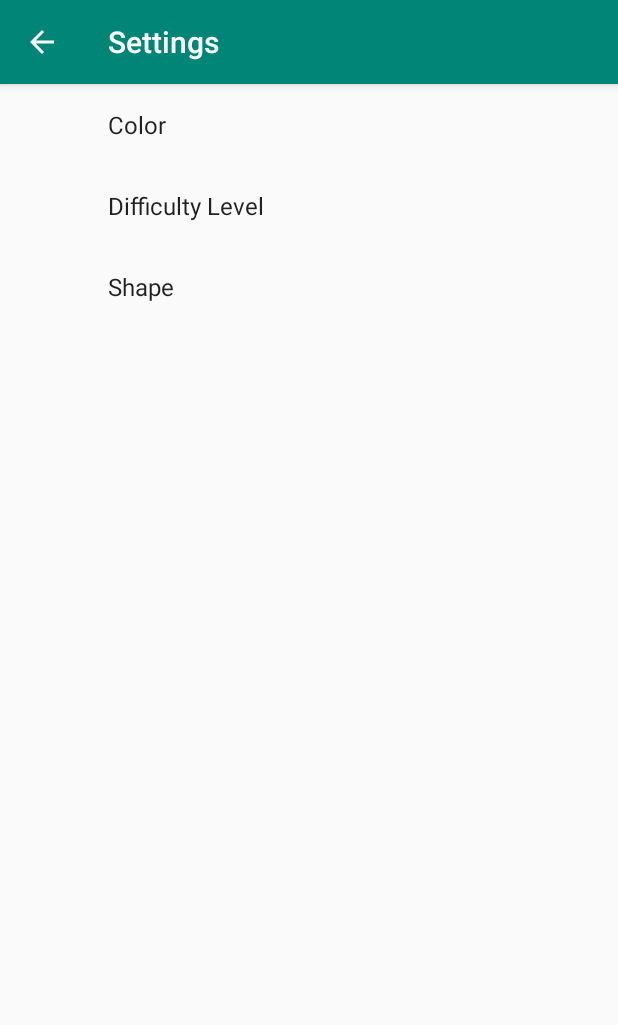
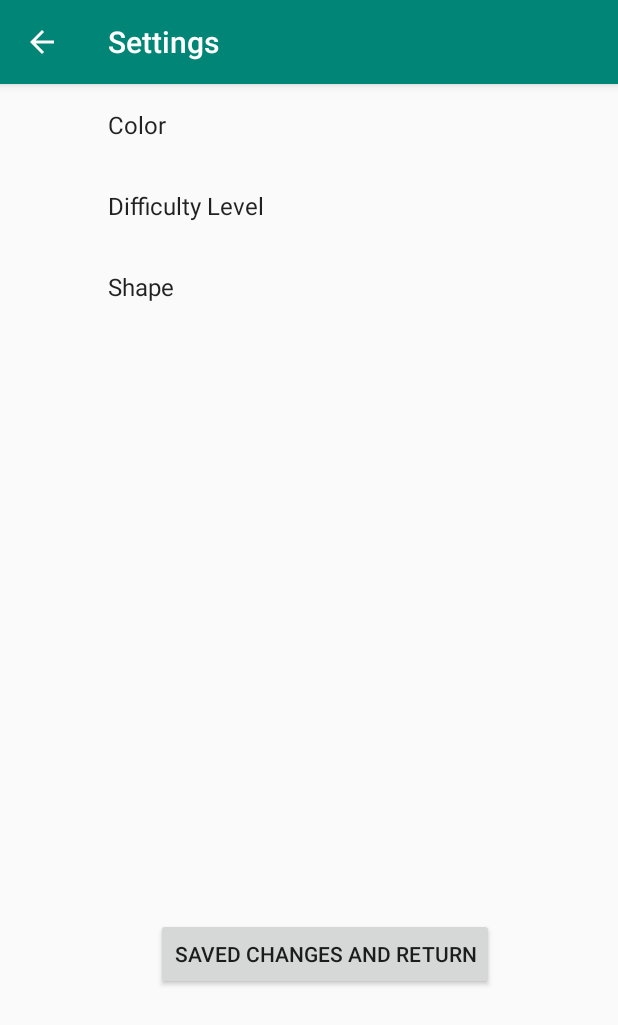
Before and after one commit to 321iakez/AdventureOfPost, an Android app: the ShapeClickerActivity screen opened directly, with no data from a screen before it, after a tap on an icon or button, on a phone screen of 412 x 824 dp. Shown: the top 1025 px of the screen. Run offline under Robolectric (Android 15) with nearby library versions, the phone set to English and light mode, and no system bars; our stand-ins replace androidx.preference.

Commit message:
SC game mostly complete, have the ground work done

```diff
--- a/phase1/AdventureOfPost/app/src/main/java/com/group0562/adventureofpost/shapeClicker/Circle.java
+++ b/phase1/AdventureOfPost/app/src/main/java/com/group0562/adventureofpost/shapeClicker/Circle.java
@@ -7,26 +7,28 @@ import static java.lang.Math.*;
 
 public class Circle extends Shape{
     private Paint paint;
+    final String message = "Circle";
 
-    public Circle(double x, double y, double r, Paint p){
-        super(x, y, r);
+
+    Circle(double x, double y, Paint p){
+        super(x, y);
         this.paint = p;
     }
 
     @Override
     public void draw(Canvas canvas) {
-        canvas.drawCircle((float)this.coordinate_x, (float) this.coordinate_y, (float)this.radius, this.paint);
+        canvas.drawCircle((float)this.coordinate_x, (float) this.coordinate_y, (float)Shape.radius, this.paint);
     }
 
     @Override
     public void setLocation() {
-        this.coordinate_x = random() * (ShapeClicker.bound[1] - 2 * this.radius) + this.radius;
-        this.coordinate_y = random() * (ShapeClicker.bound[3] - 2 * this.radius) + this.radius;
+        this.coordinate_x = random() * (ShapeClicker.bound[1] - 2 * Shape.radius) + Shape.radius;
+        this.coordinate_y = random() * (ShapeClicker.bound[3] - 2 * Shape.radius) + Shape.radius;
     }
 
     @Override
     boolean checkWithin(double cursor_x, double cursor_y) {
-        return (sqrt(pow(this.coordinate_x - cursor_x, 2) + pow(this.coordinate_y - cursor_y, 2)) <= this.radius);
+        return (sqrt(pow(this.coordinate_x - cursor_x, 2) + pow(this.coordinate_y - cursor_y, 2)) <= Shape.radius);
     }
 
 
--- a/phase1/AdventureOfPost/app/src/main/java/com/group0562/adventureofpost/shapeClicker/Shape.java
+++ b/phase1/AdventureOfPost/app/src/main/java/com/group0562/adventureofpost/shapeClicker/Shape.java
@@ -4,22 +4,21 @@ import android.graphics.Paint;
 import android.graphics.Canvas;
 
 public abstract class Shape {
-    protected double coordinate_x;
-    protected double coordinate_y;
-    protected static double radius;
+    double coordinate_x;
+    double coordinate_y;
+    static double radius;
     private Paint paint;
 
-    public Shape(double x, double y, double r){
+    Shape(double x, double y){
         this.coordinate_x = x;
         this.coordinate_y = y;
-        this.radius = r;
     }
 
-    public double getCoordinate_x() {
+    double getCoordinate_x() {
         return coordinate_x;
     }
 
-    public double getCoordinate_y() {
+    double getCoordinate_y() {
         return coordinate_y;
     }
 
@@ -39,7 +38,12 @@ public abstract class Shape {
         this.paint = paint;
     }
 
-    public static void setRadius(double r) {Shape.radius = r;}
+    public static double getRadius(){return Shape.radius;}
+
+    public static void setRadius(String level) {
+        if (level.equals("Hard")){Shape.radius = 15;}
+        else {Shape.radius = 40;}
+    }
 
     public abstract void draw(Canvas canvas);
 
--- a/phase1/AdventureOfPost/app/src/main/java/com/group0562/adventureofpost/shapeClicker/ShapeClicker.java
+++ b/phase1/AdventureOfPost/app/src/main/java/com/group0562/adventureofpost/shapeClicker/ShapeClicker.java
@@ -13,19 +13,20 @@ public class ShapeClicker extends Puzzles {
     private Paint paint;
     private static String shape;
     private boolean within = false;
+    private static boolean changed;
 
-    public ShapeClicker(long time, float radius, Paint p) {
+    ShapeClicker(long time, Paint p) {
         super(new ShapeClickerStats(time));
         this.paint = p;
-        s_object = new Circle(50, 50, radius, this.paint);
+        s_object = new Circle(50, 50, this.paint);
         s_object.setLocation();
     }
 
-    public static void setBound(double[] bound) {
+    static void setBound(double[] bound) {
         ShapeClicker.bound = bound;
     }
 
-    // call this before update in front end
+
     void checkWithinBall(double cursor_x, double cursor_y) {
         this.within = s_object.checkWithin(cursor_x, cursor_y);
         if(this.within){
@@ -35,10 +36,29 @@ public class ShapeClicker extends Puzzles {
     }
 
     void draw(Canvas canvas){
+        checkChangedObject();
         s_object.draw(canvas);
     }
 
-    public static void setShape(String type_of_shape){ShapeClicker.shape = type_of_shape;}
+    public static void setShape(String type_of_shape){
+        ShapeClicker.shape = type_of_shape;
+        ShapeClicker.changed = true;
+    }
+
+    private void checkChangedObject(){
+        if (ShapeClicker.changed){
+            if (ShapeClicker.shape.equals("Circle")){
+                s_object = new Circle(s_object.getCoordinate_x(), s_object.getCoordinate_y(), this.paint);
+            }
+            else if (ShapeClicker.shape.equals("Square")){
+                s_object = new Square(s_object.getCoordinate_x(), s_object.getCoordinate_y(), this.paint);
+            }
+            else{
+                s_object = new Triangle(s_object.getCoordinate_x(), s_object.getCoordinate_y(), this.paint);
+            }
+        }
+        ShapeClicker.changed = false;
+    }
 
     @Override
     public void update() {
--- a/phase1/AdventureOfPost/app/src/main/java/com/group0562/adventureofpost/shapeClicker/ShapeClickerGameView.java
+++ b/phase1/AdventureOfPost/app/src/main/java/com/group0562/adventureofpost/shapeClicker/ShapeClickerGameView.java
@@ -22,12 +22,17 @@ public class ShapeClickerGameView extends View {
         ShapeClickerGameView.paint.setStrokeWidth(ShapeClickerGameView.Stroke_Thickness);
         double[] bounds = {0,800,0,1500};
         ShapeClicker.setBound(bounds);
-        clicker = new ShapeClicker(60, 40, ShapeClickerGameView.paint);
-    }
-    public static void setColor(String color){
-        ShapeClickerGameView.paint.setColor(Color.YELLOW);
+        clicker = new ShapeClicker(60, ShapeClickerGameView.paint);
+        Shape.setRadius("Easy");
     }
 
+    public static void setColor(String color){
+        if(color.equals("Black")) {ShapeClickerGameView.paint.setColor(Color.BLACK);}
+        else if(color.equals("White")) {ShapeClickerGameView.paint.setColor(Color.WHITE);}
+        else if(color.equals("Blue")) {ShapeClickerGameView.paint.setColor(Color.BLUE);}
+        else if(color.equals("Yellow")) {ShapeClickerGameView.paint.setColor(Color.YELLOW);}
+        else {ShapeClickerGameView.paint.setColor(Color.GREEN);}
+    }
 
     @Override
     protected void onDraw(Canvas canvas) {
--- a/phase1/AdventureOfPost/app/src/main/java/com/group0562/adventureofpost/shapeClicker/views/SCSettingActivity.java
+++ b/phase1/AdventureOfPost/app/src/main/java/com/group0562/adventureofpost/shapeClicker/views/SCSettingActivity.java
@@ -1,15 +1,14 @@
 package com.group0562.adventureofpost.shapeClicker.views;
 
+import android.content.Intent;
 import android.content.SharedPreferences;
-import android.content.res.Resources;
-import android.graphics.Color;
 import android.os.Bundle;
 import android.preference.PreferenceManager;
-import android.widget.RelativeLayout;
+import android.view.View;
+import android.widget.Button;
 
 import androidx.appcompat.app.ActionBar;
 import androidx.appcompat.app.AppCompatActivity;
-import androidx.preference.ListPreference;
 import androidx.preference.PreferenceFragmentCompat;
 
 import com.group0562.adventureofpost.R;
@@ -20,6 +19,7 @@ import com.group0562.adventureofpost.shapeClicker.ShapeClickerGameView;
 import java.util.List;
 
 public class SCSettingActivity extends AppCompatActivity {
+    private Button sc_back_to_game;
 
     @Override
     protected void onCreate(Bundle savedInstanceState) {
@@ -33,18 +33,7 @@ public class SCSettingActivity extends AppCompatActivity {
         if (actionBar != null) {
             actionBar.setDisplayHomeAsUpEnabled(true);
         }
-        SharedPreferences sc_color_list = PreferenceManager.getDefaultSharedPreferences(this);
-        SharedPreferences sc_shape_list = PreferenceManager.getDefaultSharedPreferences(this);
-        SharedPreferences sc_difficulty_list = PreferenceManager.getDefaultSharedPreferences(this);
-        String color_choice = sc_color_list.getString(getString(R.string.sc_color_key), "FF000000");
-        String shape_choice = sc_shape_list.getString(getString(R.string.sc_shape_key), "Circle");
-        String difficulty_choice = sc_difficulty_list.getString(getString(R.string.sc_difficulty_key), "Easy");
-        if (color_choice.equals("true")) {ShapeClickerGameView.setColor("FF000000");}
-        else {ShapeClickerGameView.setColor(color_choice); }
-        if (difficulty_choice.equals("Hard")){Shape.setRadius(15.0);}
-        if (!shape_choice.equals("true")){ShapeClicker.setShape(difficulty_choice);}
     }
-
 
 
     public static class SettingsFragment extends PreferenceFragmentCompat {
@@ -53,4 +42,19 @@ public class SCSettingActivity extends AppCompatActivity {
             setPreferencesFromResource(R.xml.sc_preferences, rootKey);
         }
     }
+
+    public void onClickBackToGame(View view) {
+        Intent intent = new Intent(this, ShapeClickerActivity.class);
+        sc_back_to_game = findViewById(R.id.sc_back_to_game);
+        SharedPreferences sc_color_list = PreferenceManager.getDefaultSharedPreferences(this);
+        SharedPreferences sc_shape_list = PreferenceManager.getDefaultSharedPreferences(this);
+        SharedPreferences sc_difficulty_list = PreferenceManager.getDefaultSharedPreferences(this);
+        String color_choice = sc_color_list.getString(getString(R.string.sc_color_key), "Black");
+        String shape_choice = sc_shape_list.getString(getString(R.string.sc_shape_key), "Circle");
+        String difficulty_choice = sc_difficulty_list.getString(getString(R.string.sc_difficulty_key), "Easy");
+        ShapeClickerGameView.setColor(color_choice);
+        Shape.setRadius(difficulty_choice);
+        ShapeClicker.setShape(shape_choice);
+        finish();
+    }
 }
--- a/phase1/AdventureOfPost/app/src/main/res/layout/sc_settings_activity.xml
+++ b/phase1/AdventureOfPost/app/src/main/res/layout/sc_settings_activity.xml
@@ -1,9 +1,23 @@
 <LinearLayout xmlns:android="http://schemas.android.com/apk/res/android"
+    xmlns:app="http://schemas.android.com/apk/res-auto"
+    xmlns:tools="http://schemas.android.com/tools"
     android:layout_width="match_parent"
     android:layout_height="match_parent">
 
-    <FrameLayout
+    <androidx.constraintlayout.widget.ConstraintLayout
         android:id="@+id/settings"
         android:layout_width="match_parent"
-        android:layout_height="match_parent" />
+        android:layout_height="match_parent">
+
+        <Button
+            android:id="@+id/sc_back_to_game"
+            android:layout_width="wrap_content"
+            android:layout_height="wrap_content"
+            android:layout_marginStart="104dp"
+            android:layout_marginTop="556dp"
+            android:onClick="onClickBackToGame"
+            android:text="Saved Changes and Return"
+            app:layout_constraintStart_toStartOf="parent"
+            app:layout_constraintTop_toTopOf="parent" />
+    </androidx.constraintlayout.widget.ConstraintLayout>
 </LinearLayout>
--- a/phase1/AdventureOfPost/app/src/main/res/values/arrays.xml
+++ b/phase1/AdventureOfPost/app/src/main/res/values/arrays.xml
@@ -41,10 +41,10 @@
     </string-array>
 
     <string-array name="sc_color_values">
-        <item>#000</item>
-        <item>#FFFFFF</item>
-        <item>#9C27B0</item>
-        <item>#8BC34A</item>
-        <item>#FFEB3B</item>
+        <item>Black</item>
+        <item>White</item>
+        <item>Blue</item>
+        <item>Green</item>
+        <item>Yellow</item>
     </string-array>
 </resources>
```
Also changed, not shown: phase1/AdventureOfPost/app/src/main/java/com/group0562/adventureofpost/shapeClicker/Square.java (+11 -10 lines), phase1/AdventureOfPost/app/src/main/java/com/group0562/adventureofpost/shapeClicker/Triangle.java (+8 -7 lines).
